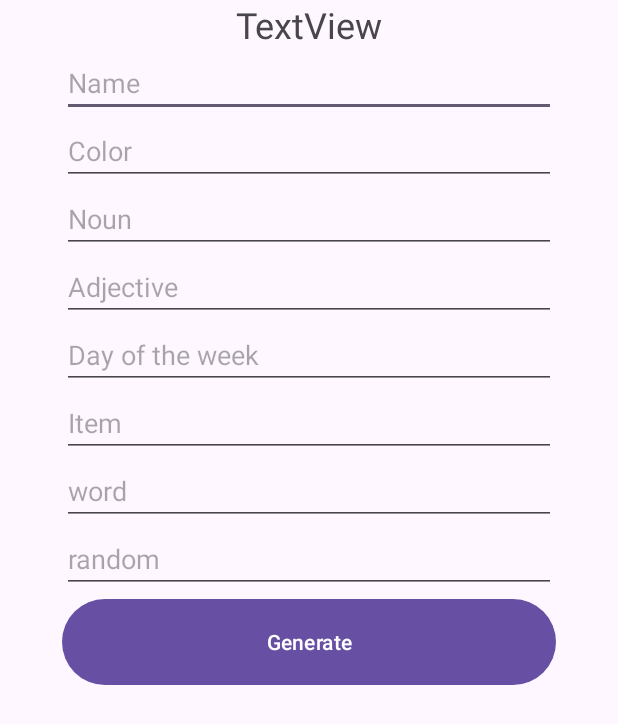
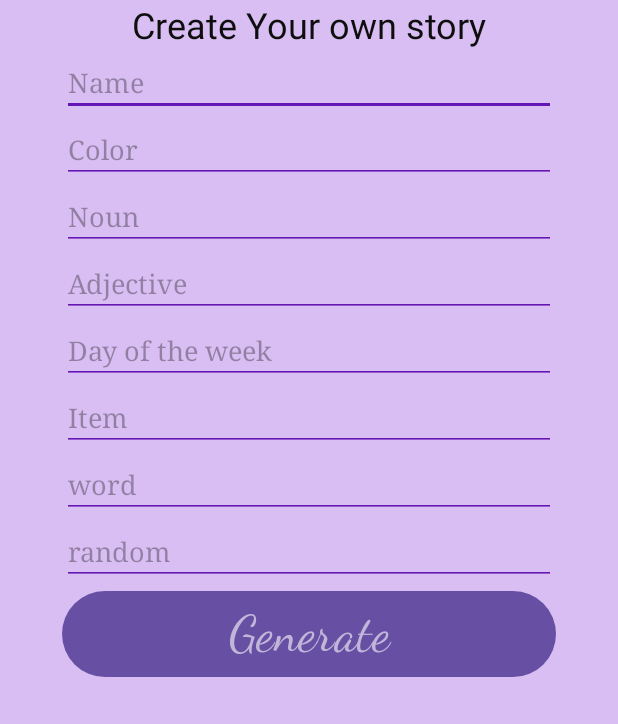
Before and after one commit to ryantburke/PolytechnicMadLibs, an Android app: the MadLibRegularDayActivity screen opened directly, with no data from a screen before it, on a phone screen of 412 x 824 dp. Shown: the top 724 px of the screen. Run offline under Robolectric (Android 15) with nearby library versions, the phone set to English and light mode, and no system bars.

Commit message:
finish w color

```diff
--- a/app/src/main/AndroidManifest.xml
+++ b/app/src/main/AndroidManifest.xml
@@ -35,6 +35,10 @@
         <activity android:name=".MadLibsWoolooStoryPickerActivity" />
         <activity android:name="com.poly.madlibs.MadLibDisplayActivity" />
         <activity android:name="com.poly.madlibs.MadLibRegularDayActivity" />
+
+        <meta-data
+            android:name="preloaded_fonts"
+            android:resource="@array/preloaded_fonts" />
     </application>
 
 </manifest>
--- a/app/src/main/res/layout/madlib_regularday.xml
+++ b/app/src/main/res/layout/madlib_regularday.xml
@@ -4,6 +4,8 @@
     xmlns:tools="http://schemas.android.com/tools"
     android:layout_width="match_parent"
     android:layout_height="match_parent"
+    android:background="#734C95"
+    android:backgroundTint="#D8BEF3"
     tools:context=".MadLibRegularDayActivity">
 
     <androidx.constraintlayout.widget.Barrier
@@ -34,82 +36,100 @@
         android:layout_width="0dp"
         android:layout_height="0dp"
         android:orientation="vertical"
-        app:layout_constraintTop_toTopOf="parent"
         app:layout_constraintBottom_toBottomOf="parent"
         app:layout_constraintEnd_toStartOf="@+id/guideline3"
-        app:layout_constraintStart_toStartOf="@+id/guideline2">
+        app:layout_constraintStart_toStartOf="@+id/guideline2"
+        app:layout_constraintTop_toTopOf="parent">
 
         <TextView
             android:id="@+id/tv_title"
             android:layout_width="match_parent"
             android:layout_height="wrap_content"
-            android:textSize="24sp"
+            android:text="Create Your own story"
             android:textAlignment="center"
-            android:text="TextView" />
+            android:textColor="#0E0E0E"
+            android:textSize="24sp" />
 
         <EditText
             android:id="@+id/tv_name"
             android:layout_width="match_parent"
             android:layout_height="wrap_content"
+            android:backgroundTint="#6515B5"
             android:ems="10"
+            android:fontFamily="serif"
+            android:hint="Name"
             android:inputType="text"
-            android:hint="Name" />
+            android:textColor="#7C2D2D" />
 
         <EditText
             android:id="@+id/tv_color"
             android:layout_width="match_parent"
             android:layout_height="wrap_content"
+            android:backgroundTint="#6515B4"
             android:ems="10"
-            android:inputType="text"
-            android:hint="Color" />
+            android:fontFamily="serif"
+            android:hint="Color"
+            android:inputType="text" />
 
         <EditText
             android:id="@+id/tv_noun"
             android:layout_width="match_parent"
             android:layout_height="wrap_content"
+            android:backgroundTint="#6515B4"
             android:ems="10"
-            android:inputType="text"
-            android:hint="Noun" />
+            android:fontFamily="serif"
+            android:hint="Noun"
+            android:inputType="text" />
 
         <EditText
             android:id="@+id/tv_adjective"
             android:layout_width="match_parent"
             android:layout_height="wrap_content"
+            android:backgroundTint="#6515B2"
             android:ems="10"
-            android:inputType="text"
-            android:hint="Adjective" />
+            android:fontFamily="serif"
+            android:hint="Adjective"
+            android:inputType="text" />
 
         <EditText
             android:id="@+id/tv_day"
             android:layout_width="match_parent"
             android:layout_height="wrap_content"
+            android:backgroundTint="#6515B3"
             android:ems="10"
-            android:inputType="text"
-            android:hint="Day of the week" />
+            android:fontFamily="serif"
+            android:hint="Day of the week"
+            android:inputType="text" />
 
         <EditText
             android:id="@+id/tv_item"
             android:layout_width="match_parent"
             android:layout_height="wrap_content"
+            android:backgroundTint="#6515B3"
             android:ems="10"
-            android:inputType="text"
-            android:hint="Item" />
+            android:fontFamily="serif"
+            android:hint="Item"
+            android:inputType="text" />
 
         <EditText
             android:id="@+id/tv_word"
             android:layout_width="match_parent"
             android:layout_height="wrap_content"
+            android:backgroundTint="#6515B2"
             android:ems="10"
-            android:inputType="text"
-            android:hint="word" />
+            android:fontFamily="serif"
+            android:hint="word"
+            android:inputType="text" />
 
         <EditText
             android:id="@+id/tv_random"
             android:layout_width="match_parent"
             android:layout_height="wrap_content"
+            android:backgroundTint="#6515B2"
             android:ems="10"
-            android:inputType="text"
-            android:hint="random" />
+            android:fontFamily="serif"
+            android:hint="random"
+            android:inputType="text" />
 
 
         <Button
@@ -117,7 +137,11 @@
             android:layout_width="match_parent"
             android:layout_height="65dp"
             android:layout_marginBottom="140dp"
-            android:text="Generate" />
+            android:fontFamily="cursive"
+            android:text="Generate"
+            android:textColor="#C1B6DA"
+            android:textSize="34sp"
+            app:strokeColor="#100F0F" />
     </LinearLayout>
 
 </androidx.constraintlayout.widget.ConstraintLayout>
--- a/app/src/main/res/layout/madlib_regularday_display.xml
+++ b/app/src/main/res/layout/madlib_regularday_display.xml
@@ -4,6 +4,8 @@
     xmlns:tools="http://schemas.android.com/tools"
     android:layout_width="match_parent"
     android:layout_height="match_parent"
+    android:background="#DDBBE7"
+    android:foregroundTint="#DEBCE8"
     android:orientation="vertical"
     tools:context=".MadLibDisplayActivity">
 
@@ -17,9 +19,11 @@
         android:id="@+id/textView"
         android:layout_width="match_parent"
         android:layout_height="wrap_content"
+        android:background="#E0BEEA"
+        android:fontFamily="cursive"
+        android:text="A Day Just A Regular Day"
         android:textAlignment="center"
-        android:textSize="18sp"
-        android:text="A Day Just A Regular Day" />
+        android:textSize="20sp" />
 
     <TextView
         android:id="@+id/tv_story"
@@ -27,9 +31,11 @@
         android:layout_height="413dp"
         android:layout_marginLeft="20dp"
         android:layout_marginRight="20dp"
-        android:text="Story goes here......................................................................." />
-
-
+        android:background="#DFBDE9"
+        android:backgroundTint="#DEBCE8"
+        android:fontFamily="casual"
+        android:text="Story goes here......................................................................."
+        android:textColor="#180919" />
 
 
 </LinearLayout>
```
